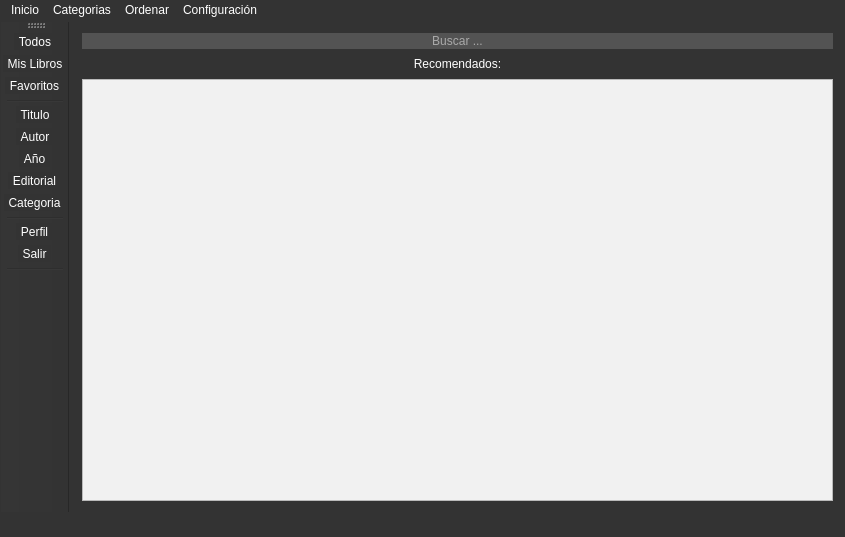
Old version of the form mainwindow.ui in the repository FenixAlive/MiLibreria.
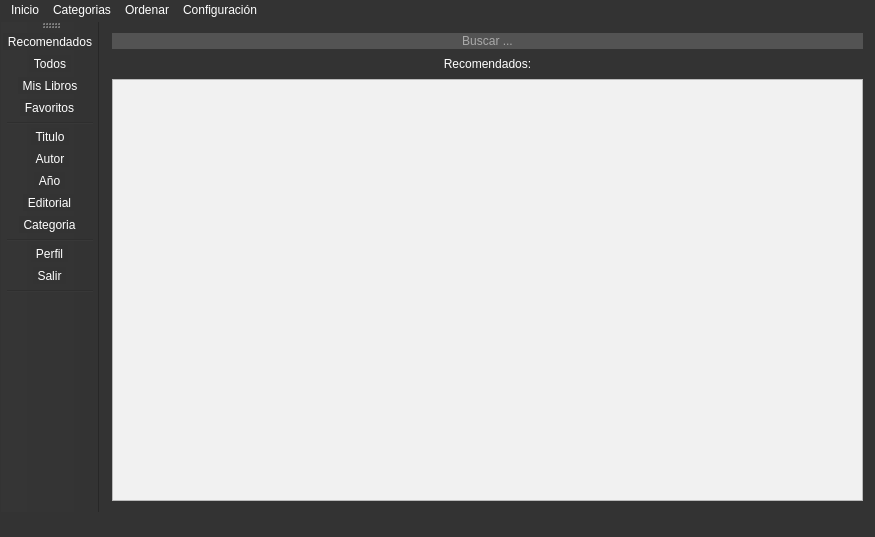
New version of the form. Icons and pictures are not drawn.

Commit message: Agregue boton recomendados

The edit to the form file:
```diff
--- a/mainwindow.ui
+++ b/mainwindow.ui
@@ -366,8 +366,9 @@
     <enum>LeftToolBarArea</enum>
    </attribute>
    <attribute name="toolBarBreak">
-    <bool>false</bool>
+    <bool>true</bool>
    </attribute>
+   <addaction name="actionRecomendados"/>
    <addaction name="actionTodos"/>
    <addaction name="actionMis_Libros"/>
    <addaction name="actionFavoritos"/>
@@ -606,6 +607,15 @@
     <string>Categoria</string>
    </property>
   </action>
+  <action name="actionRecomendados">
+   <property name="icon">
+    <iconset resource="assets.qrc">
+     <normaloff>:/images/img/recomendados.png</normaloff>:/images/img/recomendados.png</iconset>
+   </property>
+   <property name="text">
+    <string>Recomendados</string>
+   </property>
+  </action>
  </widget>
  <layoutdefault spacing="6" margin="11"/>
  <resources>
```
Left out of the diff: 1 changed line with no effect on the pictures. The commit also changes 9 other files.
